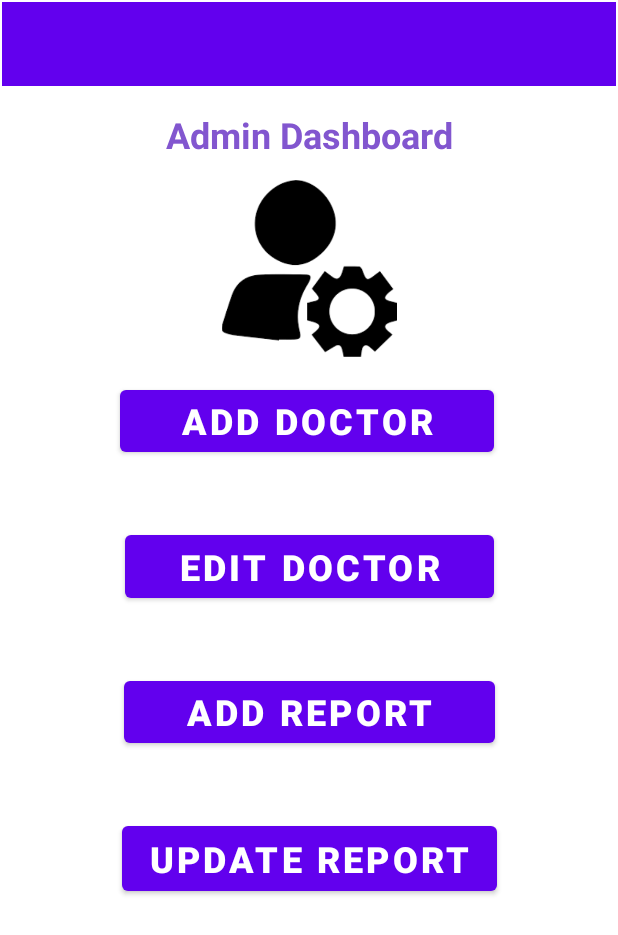
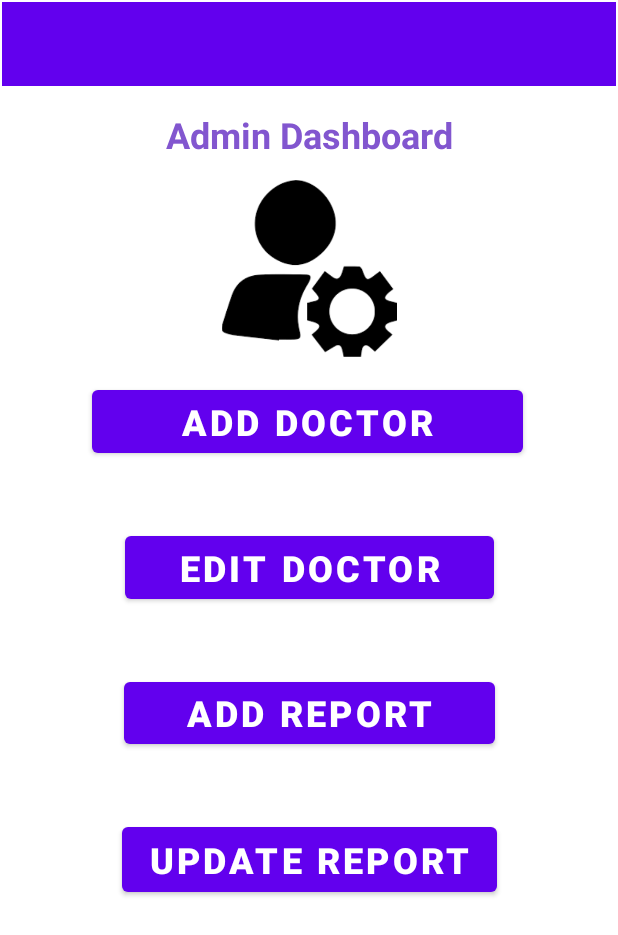
Before and after one commit to RuwanaraT/AmWell, an Android app: the layout activity_admin_dashboard.xml on its own in the app's theme, with its tools: preview values and no code run, on a phone screen of 412 x 824 dp. Shown: the top 935 px of the screen. Run offline under Robolectric (Android 15) with nearby library versions, the phone set to English and light mode, and no system bars.

Commit message:
Dashboard

```diff
--- a/app/src/main/res/layout/activity_admin_dashboard.xml
+++ b/app/src/main/res/layout/activity_admin_dashboard.xml
@@ -34,8 +34,8 @@
 
     <Button
         android:id="@+id/adm_btn1"
-        android:layout_width="249dp"
-        android:layout_height="53dp"
+        android:layout_width="287dp"
+        android:layout_height="54dp"
         android:layout_marginTop="16dp"
         android:text="@string/adm_btn1"
         android:textSize="24sp"
```
Also changed, not shown: app/src/main/java/com/example/doctorchannelingapp/AdminDashboard.java (+20 -0 lines).
